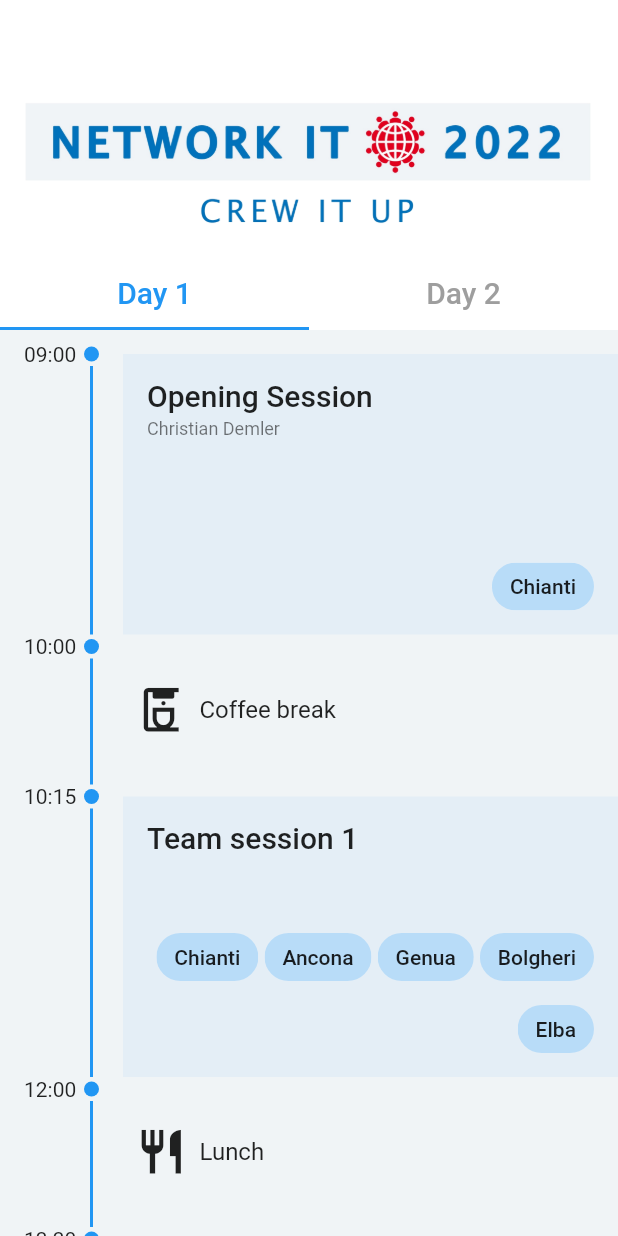
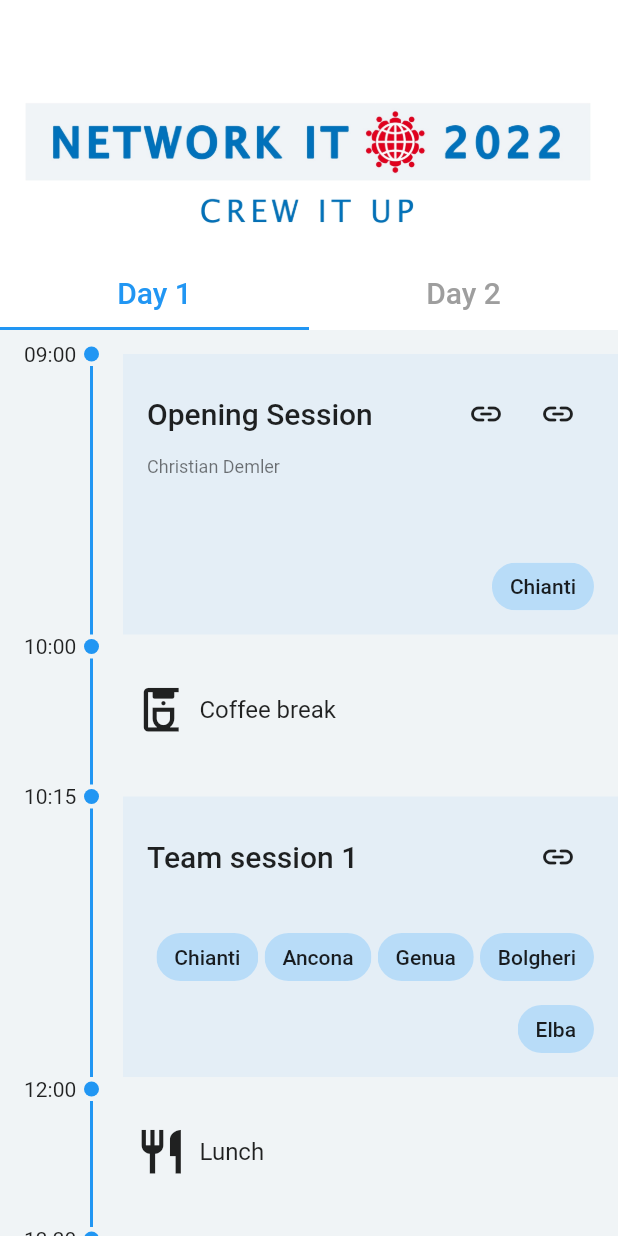
Before and after one commit to GoltVik/IT_meeting_2022, a Flutter app: the screen it shows after launch, on a phone screen of 412 x 824 dp. Run offline on Flutter 3.47's test engine with Material 2 defaults, Android fonts, the light colour scheme and no system bars; our stand-ins replace google_fonts; generated files the repository leaves out were written again.

Commit message:
presentation added

```diff
--- a/lib/data_source/models/session.dart
+++ b/lib/data_source/models/session.dart
@@ -13,6 +13,8 @@ class Session {
   @JsonKey(defaultValue: [])
   final List<String> presenters;
   @JsonKey(defaultValue: [])
+  final List<String> presentation;
+  @JsonKey(defaultValue: [])
   final List<String> rooms;
 
   Session({
@@ -21,6 +23,7 @@ class Session {
     required this.start,
     this.end,
     required this.presenters,
+    required this.presentation,
     required this.rooms,
   });
 
--- a/lib/features/main_page/presentation/widgets/session_widget.dart
+++ b/lib/features/main_page/presentation/widgets/session_widget.dart
@@ -1,6 +1,7 @@
 import 'package:flutter/material.dart';
 import 'package:google_fonts/google_fonts.dart';
 import 'package:it_meeting_2022/data_source/models/session.dart';
+import 'package:url_launcher/url_launcher_string.dart';
 
 import '../../../../data_source/models/session_type.dart';
 import 'time_line_widget.dart';
@@ -54,9 +55,24 @@ class SessionWidget extends StatelessWidget {
       child: Column(
         crossAxisAlignment: CrossAxisAlignment.stretch,
         children: [
-          Text(
-            session.title,
-            style: Theme.of(context).textTheme.titleLarge,
+          Row(
+            children: [
+              Expanded(
+                child: Text(
+                  session.title,
+                  style: Theme.of(context).textTheme.titleLarge,
+                ),
+              ),
+              Wrap(
+                children: session.presentation
+                    .map(
+                      (e) => IconButton(
+                          onPressed: () => launchUrlString(e),
+                          icon: const Icon(Icons.link_rounded)),
+                    )
+                    .toList(),
+              )
+            ],
           ),
           const SizedBox(height: 4),
           Text(
--- a/pubspec.yaml
+++ b/pubspec.yaml
@@ -14,6 +14,7 @@ dependencies:
   intl: ^0.17.0
   json_annotation: ^4.5.0
   google_fonts: ^3.0.1
+  url_launcher: ^6.1.4
 
 dev_dependencies:
   flutter_test:
```
Also changed, not shown: assets/data/schedule.json (+23 -0 lines), pubspec.lock, 2 other files.
